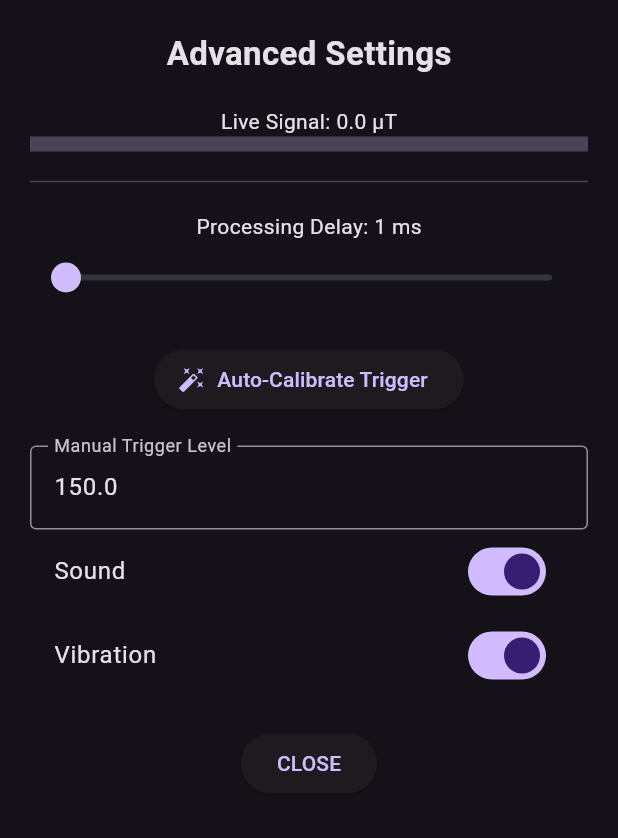
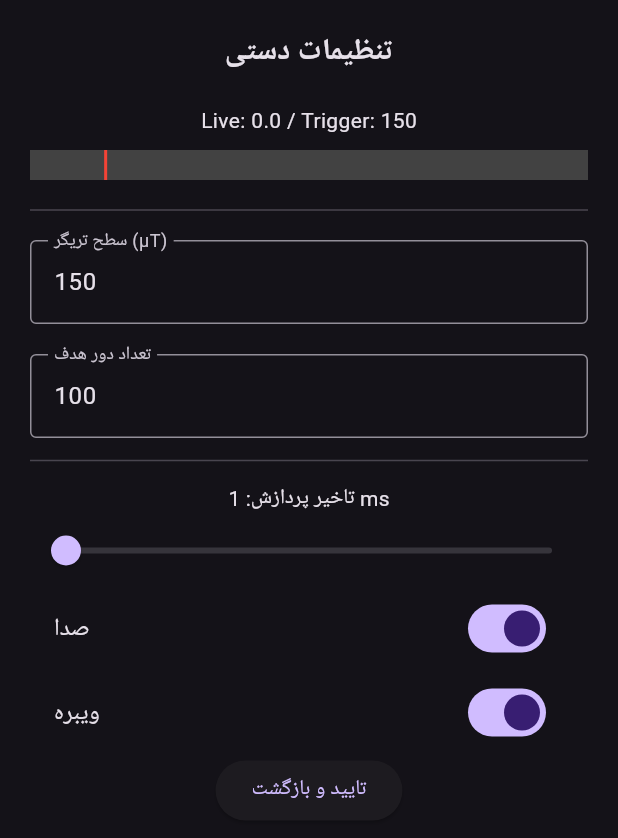
Before and after one commit to AMKOSHESH/coil-counter-flutter, a Flutter app: the SettingsSheet widget shown alone on an empty page, opened directly, on a phone screen of 412 x 824 dp. Shown: the top 838 px of the screen. Run offline on Flutter 3.47's test engine with Material 3 defaults, Android fonts, the light colour scheme and no system bars; our stand-ins replace audioplayers, fl_chart, sensors_plus, vibration.

Commit message:
Refactor settings sheet for improved functionality

```diff
--- a/lib/ui/settings_sheet.dart
+++ b/lib/ui/settings_sheet.dart
@@ -10,11 +10,14 @@ class SettingsSheet extends StatefulWidget {
 
 class _SettingsSheetState extends State<SettingsSheet> {
   late TextEditingController _thresholdController;
+  late TextEditingController _targetController;
 
   @override
   void initState() {
     super.initState();
-    _thresholdController = TextEditingController(text: context.read<CounterController>().threshold.toStringAsFixed(1));
+    final c = context.read<CounterController>();
+    _thresholdController = TextEditingController(text: c.threshold.toStringAsFixed(0));
+    _targetController = TextEditingController(text: c.target.toString());
   }
 
   @override
@@ -23,49 +26,59 @@ class _SettingsSheetState extends State<SettingsSheet> {
 
     return Container(
       padding: const EdgeInsets.all(20),
-      height: MediaQuery.of(context).size.height * 0.85,
+      height: MediaQuery.of(context).size.height * 0.8,
       child: SingleChildScrollView(
         child: Column(
           children: [
-            const Text('Advanced Settings', style: TextStyle(fontSize: 22, fontWeight: FontWeight.bold)),
+            const Text('تنظیمات دستی', style: TextStyle(fontSize: 20, fontWeight: FontWeight.bold)),
             const SizedBox(height: 20),
 
-            // بارگراف تغییرات مغناطیسی
-            Text('Live Signal: ${c.sensorValue.toStringAsFixed(1)} µT'),
-            LinearProgressIndicator(value: (c.sensorValue / 200).clamp(0, 1), minHeight: 10),
+            // نمایش عدد لحظه‌ای سنسور و بارگراف تریگر
+            Text('Live: ${c.sensorValue.toStringAsFixed(1)} / Trigger: ${c.threshold.toStringAsFixed(0)}'),
+            const SizedBox(height: 10),
+            Stack(
+              children: [
+                LinearProgressIndicator(value: (c.sensorValue / 1000).clamp(0, 1), minHeight: 20, backgroundColor: Colors.grey[800]),
+                Positioned(
+                  left: (c.threshold / 1000) * MediaQuery.of(context).size.width * 0.8,
+                  child: Container(width: 2, height: 20, color: Colors.red),
+                )
+              ],
+            ),
 
             const Divider(height: 40),
 
-            // تنظیم سرعت پردازش (تاخیر میلی‌ثانیه‌ای)
-            Text('Processing Delay: ${c.processDelayMs} ms'),
+            // تنظیم دستی تریگر
+            TextField(
+              controller: _thresholdController,
+              decoration: const InputDecoration(labelText: 'سطح تریگر (µT)', border: OutlineInputBorder()),
+              keyboardType: TextInputType.number,
+              onChanged: (v) => c.setThreshold(double.tryParse(v) ?? c.threshold),
+            ),
+
+            const SizedBox(height: 20),
+
+            // تنظیم عدد هدف
+            TextField(
+              controller: _targetController,
+              decoration: const InputDecoration(labelText: 'تعداد دور هدف', border: OutlineInputBorder()),
+              keyboardType: TextInputType.number,
+              onChanged: (v) => c.setTarget(int.tryParse(v) ?? c.target),
+            ),
+
+            const Divider(height: 30),
+
+            Text('تاخیر پردازش: ${c.processDelayMs} ms'),
             Slider(
               value: c.processDelayMs.toDouble(),
               min: 1, max: 100,
               onChanged: (v) => c.setProcessDelay(v.toInt()),
             ),
 
-            const SizedBox(height: 20),
+            SwitchListTile(title: const Text('صدا'), value: c.isSoundEnabled, onChanged: c.toggleSound),
+            SwitchListTile(title: const Text('ویبره'), value: c.isVibrationEnabled, onChanged: c.toggleVibration),
 
-            ElevatedButton.icon(
-              onPressed: () { c.autoCalibrate(); _thresholdController.text = c.threshold.toStringAsFixed(1); },
-              icon: const Icon(Icons.auto_fix_high),
-              label: const Text('Auto-Calibrate Trigger'),
-            ),
-
-            const SizedBox(height: 20),
-
-            TextField(
-              controller: _thresholdController,
-              decoration: const InputDecoration(labelText: 'Manual Trigger Level', border: OutlineInputBorder()),
-              keyboardType: TextInputType.number,
-              onSubmitted: (v) => c.setThreshold(double.parse(v)),
-            ),
-
-            SwitchListTile(title: const Text('Sound'), value: c.isSoundEnabled, onChanged: c.toggleSound),
-            SwitchListTile(title: const Text('Vibration'), value: c.isVibrationEnabled, onChanged: c.toggleVibration),
-
-            const SizedBox(height: 20),
-            ElevatedButton(onPressed: () => Navigator.pop(context), child: const Text('CLOSE')),
+            ElevatedButton(onPressed: () => Navigator.pop(context), child: const Text('تایید و بازگشت')),
           ],
         ),
       ),
```
